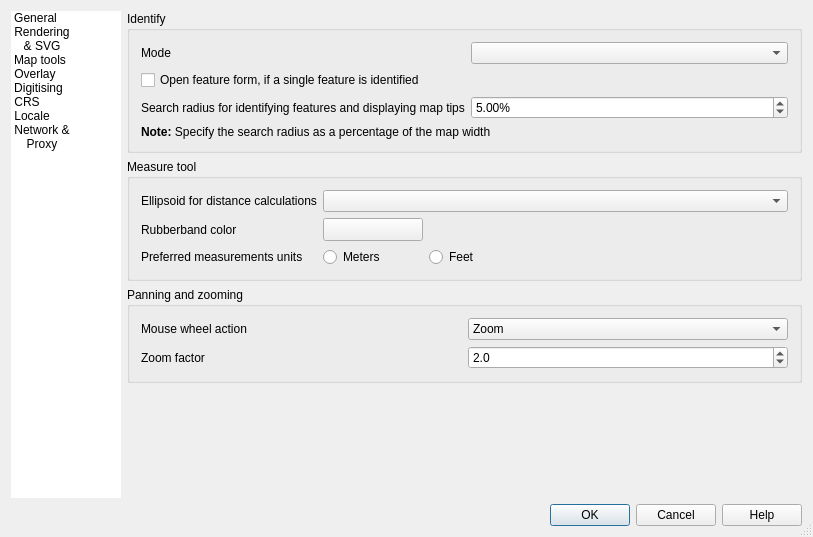
Before: the Qt Designer form qgis/src/ui/qgsoptionsbase.ui in sourcepole/qgis, drawn with Qt 5.
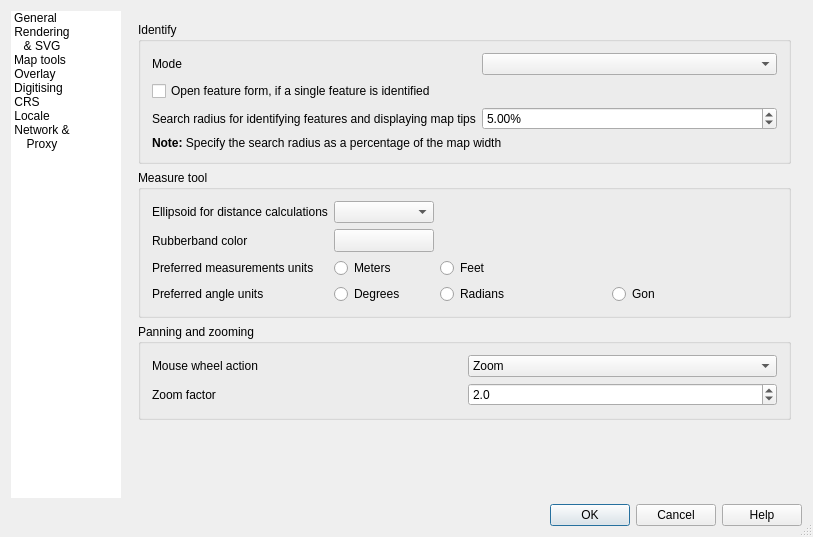
After: the same form once the commit is applied. The open tabs and pages were chosen to show the change. Icons and pictures are not drawn. Custom widgets are drawn as their Qt base class.

Commit message: [FEATURE]: A tool to measure angles

What changed in the file:
```diff
--- a/qgis/src/ui/qgsoptionsbase.ui
+++ b/qgis/src/ui/qgsoptionsbase.ui
@@ -374,73 +374,7 @@
       </layout>
      </widget>
      <widget class="QWidget" name="stackedWidgetPage3">
-      <layout class="QGridLayout">
-       <property name="margin">
-        <number>0</number>
-       </property>
-       <item row="2" column="0">
-        <widget class="QGroupBox" name="groupBox_10">
-         <property name="title">
-          <string>Panning and zooming</string>
-         </property>
-         <layout class="QGridLayout">
-          <property name="margin">
-           <number>11</number>
-          </property>
-          <item row="0" column="1">
-           <widget class="QComboBox" name="cmbWheelAction">
-            <item>
-             <property name="text">
-              <string>Zoom</string>
-             </property>
-            </item>
-            <item>
-             <property name="text">
-              <string>Zoom and recenter</string>
-             </property>
-            </item>
-            <item>
-             <property name="text">
-              <string>Zoom to mouse cursor</string>
-             </property>
-            </item>
-            <item>
-             <property name="text">
-              <string>Nothing</string>
-             </property>
-            </item>
-           </widget>
-          </item>
-          <item row="1" column="0">
-           <widget class="QLabel" name="label_3">
-            <property name="text">
-             <string>Zoom factor</string>
-            </property>
-           </widget>
-          </item>
-          <item row="0" column="0">
-           <widget class="QLabel" name="label_2">
-            <property name="text">
-             <string>Mouse wheel action</string>
-            </property>
-           </widget>
-          </item>
-          <item row="1" column="1">
-           <widget class="QDoubleSpinBox" name="spinZoomFactor">
-            <property name="decimals">
-             <number>1</number>
-            </property>
-            <property name="minimum">
-             <double>1.100000000000000</double>
-            </property>
-            <property name="value">
-             <double>2.000000000000000</double>
-            </property>
-           </widget>
-          </item>
-         </layout>
-        </widget>
-       </item>
+      <layout class="QGridLayout" name="gridLayout_4">
        <item row="0" column="0">
         <widget class="QGroupBox" name="groupBox_7">
          <property name="title">
@@ -503,55 +437,20 @@
          </layout>
         </widget>
        </item>
-       <item row="3" column="0">
-        <spacer>
-         <property name="orientation">
-          <enum>Qt::Vertical</enum>
-         </property>
-         <property name="sizeHint" stdset="0">
-          <size>
-           <width>20</width>
-           <height>40</height>
-          </size>
-         </property>
-        </spacer>
-       </item>
        <item row="1" column="0">
         <widget class="QGroupBox" name="groupBox_6">
          <property name="title">
           <string>Measure tool</string>
          </property>
-         <layout class="QGridLayout">
-          <property name="margin">
-           <number>11</number>
-          </property>
-          <item row="1" column="2">
-           <spacer>
-            <property name="orientation">
-             <enum>Qt::Horizontal</enum>
-            </property>
-            <property name="sizeHint" stdset="0">
-             <size>
-              <width>191</width>
-              <height>20</height>
-             </size>
-            </property>
-           </spacer>
-          </item>
-          <item row="1" column="1">
-           <widget class="QgsColorButton" name="pbnMeasureColor">
-            <property name="minimumSize">
-             <size>
-              <width>100</width>
-              <height>0</height>
-             </size>
-            </property>
+         <layout class="QGridLayout" name="gridLayout">
+          <item row="0" column="0">
+           <widget class="QLabel" name="textLabel1_8">
             <property name="text">
-             <string/>
+             <string>Ellipsoid for distance calculations</string>
             </property>
            </widget>
           </item>
-          <item row="0" column="1" colspan="2">
+          <item row="0" column="1">
            <widget class="QComboBox" name="cmbEllipsoid"/>
           </item>
           <item row="1" column="0">
@@ -561,13 +460,32 @@
             </property>
            </widget>
           </item>
-          <item row="0" column="0">
-           <widget class="QLabel" name="textLabel1_8">
+          <item row="1" column="1">
+           <widget class="QgsColorButton" name="pbnMeasureColor">
+            <property name="minimumSize">
+             <size>
+              <width>100</width>
+              <height>0</height>
+             </size>
+            </property>
             <property name="text">
-             <string>Ellipsoid for distance calculations</string>
+             <string/>
             </property>
            </widget>
           </item>
+          <item row="1" column="2" colspan="2">
+           <spacer>
+            <property name="orientation">
+             <enum>Qt::Horizontal</enum>
+            </property>
+            <property name="sizeHint" stdset="0">
+             <size>
+              <width>191</width>
+              <height>20</height>
+             </size>
+            </property>
+           </spacer>
+          </item>
           <item row="2" column="0">
            <widget class="QLabel" name="textLabel1_11">
             <property name="text">
@@ -589,9 +507,113 @@
             </property>
            </widget>
           </item>
+          <item row="3" column="0">
+           <widget class="QLabel" name="mAngleUnitsLabel">
+            <property name="text">
+             <string>Preferred angle units</string>
+            </property>
+           </widget>
+          </item>
+          <item row="3" column="1">
+           <widget class="QRadioButton" name="mDegreesRadioButton">
+            <property name="text">
+             <string>Degrees</string>
+            </property>
+           </widget>
+          </item>
+          <item row="3" column="2">
+           <widget class="QRadioButton" name="mRadiansRadioButton">
+            <property name="text">
+             <string>Radians</string>
+            </property>
+           </widget>
+          </item>
+          <item row="3" column="3">
+           <widget class="QRadioButton" name="mGonRadioButton">
+            <property name="text">
+             <string>Gon</string>
+            </property>
+           </widget>
+          </item>
          </layout>
         </widget>
        </item>
+       <item row="2" column="0">
+        <widget class="QGroupBox" name="groupBox_10">
+         <property name="title">
+          <string>Panning and zooming</string>
+         </property>
+         <layout class="QGridLayout">
+          <property name="margin">
+           <number>11</number>
+          </property>
+          <item row="0" column="1">
+           <widget class="QComboBox" name="cmbWheelAction">
+            <item>
+             <property name="text">
+              <string>Zoom</string>
+             </property>
+            </item>
+            <item>
+             <property name="text">
+              <string>Zoom and recenter</string>
+             </property>
+            </item>
+            <item>
+             <property name="text">
+              <string>Zoom to mouse cursor</string>
+             </property>
+            </item>
+            <item>
+             <property name="text">
+              <string>Nothing</string>
+             </property>
+            </item>
+           </widget>
+          </item>
+          <item row="1" column="0">
+           <widget class="QLabel" name="label_3">
+            <property name="text">
+             <string>Zoom factor</string>
+            </property>
+           </widget>
+          </item>
+          <item row="0" column="0">
+           <widget class="QLabel" name="label_2">
+            <property name="text">
+             <string>Mouse wheel action</string>
+            </property>
+           </widget>
+          </item>
+          <item row="1" column="1">
+           <widget class="QDoubleSpinBox" name="spinZoomFactor">
+            <property name="decimals">
+             <number>1</number>
+            </property>
+            <property name="minimum">
+             <double>1.100000000000000</double>
+            </property>
+            <property name="value">
+             <double>2.000000000000000</double>
+            </property>
+           </widget>
+          </item>
+         </layout>
+        </widget>
+       </item>
+       <item row="3" column="0">
+        <spacer>
+         <property name="orientation">
+          <enum>Qt::Vertical</enum>
+         </property>
+         <property name="sizeHint" stdset="0">
+          <size>
+           <width>20</width>
+           <height>40</height>
+          </size>
+         </property>
+        </spacer>
+       </item>
       </layout>
      </widget>
      <widget class="QWidget" name="stackedWidgetPage4">
```
Left out of the diff: 16 changed lines with no effect on the pictures. The commit also changes 12 other files.
